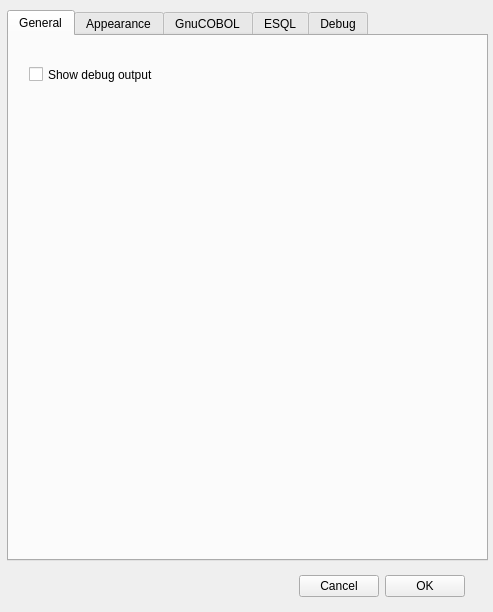
Old version of the form gix-ide/Settings.ui in the repository mridoni/gix.
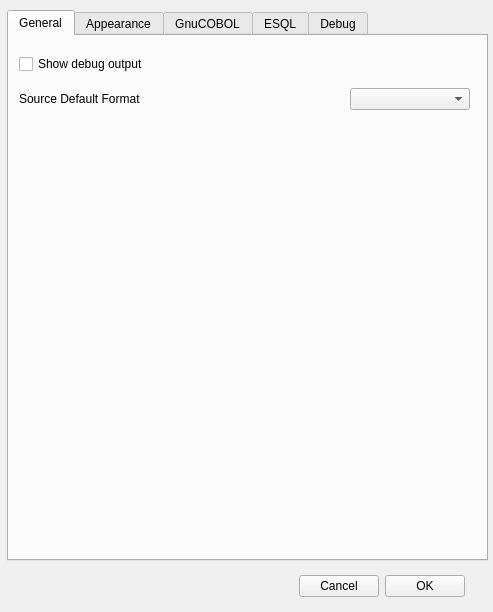
New version of the form. The open tabs and pages were chosen to show the change.

Diff of the .ui file:
```diff
--- a/gix-ide/Settings.ui
+++ b/gix-ide/Settings.ui
@@ -32,18 +32,45 @@
     <attribute name="title">
      <string>General</string>
     </attribute>
-    <widget class="QCheckBox" name="cbDebugOutput">
+    <widget class="QWidget" name="verticalLayoutWidget_2">
      <property name="geometry">
       <rect>
-       <x>20</x>
-       <y>30</y>
-       <width>151</width>
-       <height>17</height>
+       <x>10</x>
+       <y>10</y>
+       <width>451</width>
+       <height>72</height>
       </rect>
      </property>
-     <property name="text">
-      <string>Show debug output</string>
-     </property>
+     <layout class="QVBoxLayout" name="verticalLayout_2">
+      <item>
+       <widget class="QCheckBox" name="cbDebugOutput">
+        <property name="text">
+         <string>Show debug output</string>
+        </property>
+       </widget>
+      </item>
+      <item>
+       <layout class="QHBoxLayout" name="horizontalLayout_10">
+        <item>
+         <widget class="QLabel" name="label_9">
+          <property name="text">
+           <string>Source Default Format</string>
+          </property>
+         </widget>
+        </item>
+        <item>
+         <widget class="QComboBox" name="cbDefaultSourceFormat">
+          <property name="maximumSize">
+           <size>
+            <width>120</width>
+            <height>16777215</height>
+           </size>
+          </property>
+         </widget>
+        </item>
+       </layout>
+      </item>
+     </layout>
     </widget>
    </widget>
    <widget class="QWidget" name="tab_5">
```
Left out of the diff: 2 changed lines with no effect on the pictures.
